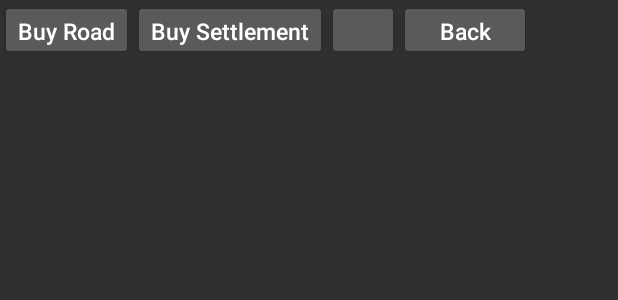
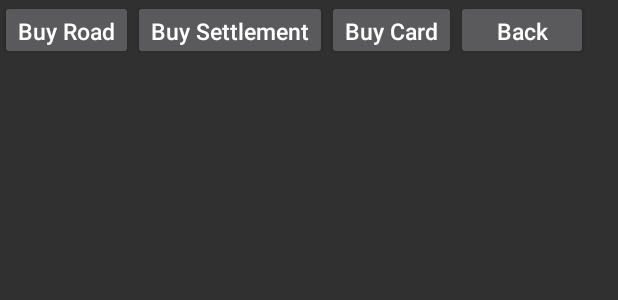
Before and after one commit to trollyhandle/AndUmGaming, an Android app: the layout buysubpanel_fragment.xml on its own in the app's theme, with its tools: preview values and no code run, on a phone screen of 412 x 824 dp. Shown: the top 300 px of the screen. Run offline under Robolectric (Android 15) with nearby library versions, the phone set to English and light mode, and no system bars.

Commit message:
forgot to actually put in one of the texts... and removed stray padding from layout

```diff
--- a/G370/app/src/main/res/layout/buysubpanel_fragment.xml
+++ b/G370/app/src/main/res/layout/buysubpanel_fragment.xml
@@ -2,9 +2,6 @@
 <LinearLayout xmlns:android="http://schemas.android.com/apk/res/android"
     android:orientation="horizontal" android:layout_width="match_parent"
     android:layout_height="match_parent">
-    android:padding="40dp"
-
-
 
     <Button
         style="?android:attr/buttonStyleSmall"
--- a/G370/app/src/main/res/values/strings.xml
+++ b/G370/app/src/main/res/values/strings.xml
@@ -54,7 +54,7 @@
     <string name="buy"  >Buy</string>
     <string name="settlement">Buy Settlement</string>
     <string name="road">Buy Road</string>
-    <string name="card"></string>
+    <string name="card">Buy Card</string>
 
     <string name="wheat">Wheat: 0</string>
     <string name="wood" >Wood: 0</string>
```
